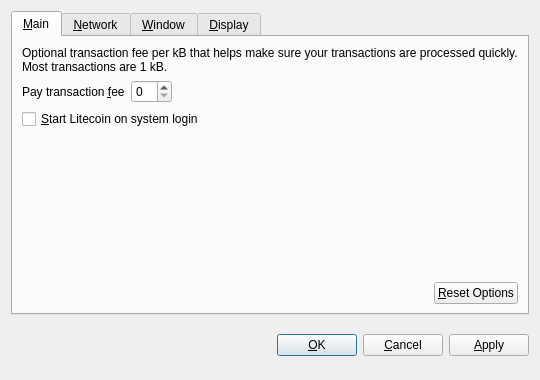
liberalcoin/liberalcoin, file src/qt/forms/optionsdialog.ui: the form before one commit.
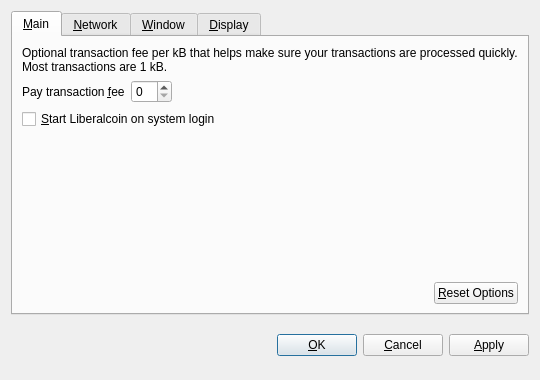
The form after the commit. Custom widgets are drawn as their Qt base class.

The edit to the form file:
```diff
--- a/src/qt/forms/optionsdialog.ui
+++ b/src/qt/forms/optionsdialog.ui
@@ -82,7 +82,7 @@
           <string>Automatically start Litecoin after logging in to the system.</string>
          </property>
          <property name="text">
-          <string>&amp;Start Litecoin on system login</string>
+          <string>&amp;Start Liberalcoin on system login</string>
          </property>
         </widget>
        </item>
```
Left out of the diff: 10 changed lines with no effect on the pictures.
